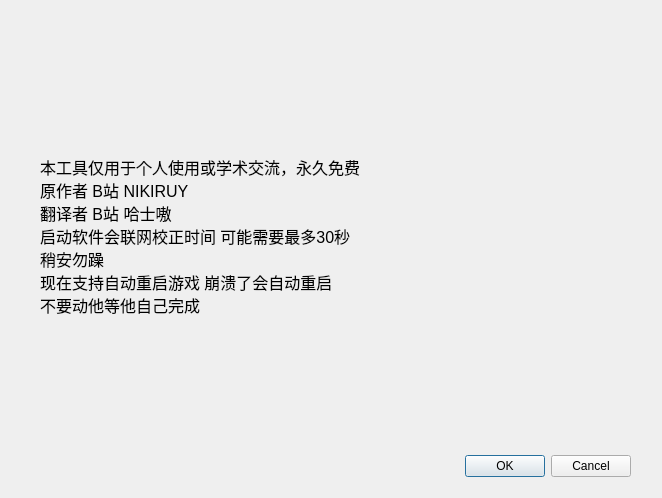
Old version of the form welcomedialog.ui in the repository A-SunsetMkt-Forks/wuwaBackendTool.
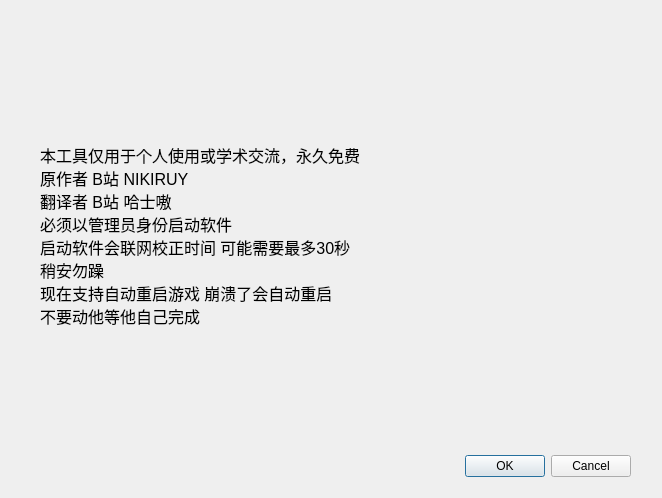
New version of the form.

Diff of the .ui file:
```diff
--- a/welcomedialog.ui
+++ b/welcomedialog.ui
@@ -47,6 +47,7 @@
     <string>本工具仅用于个人使用或学术交流，永久免费
 原作者 B站 NIKIRUY
 翻译者 B站 哈士嗷
+必须以管理员身份启动软件
 启动软件会联网校正时间 可能需要最多30秒
 稍安勿躁
 现在支持自动重启游戏 崩溃了会自动重启
```
